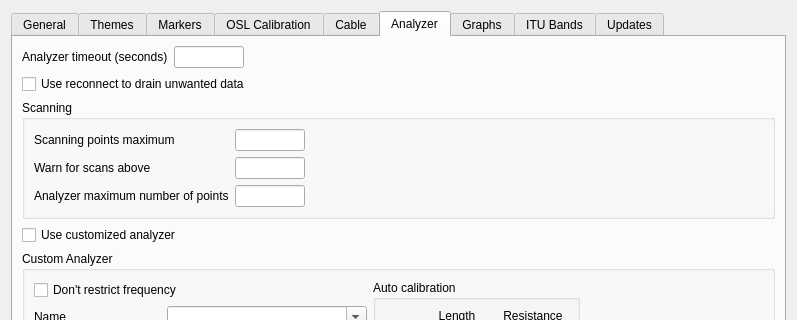
First picture: the form in desktop/settings.ui, repository K4HEZ/AntScopeZ, before the edit; both pictures show x 0 to 797 and y 0 to 320 of the 797 by 610 pixel window.
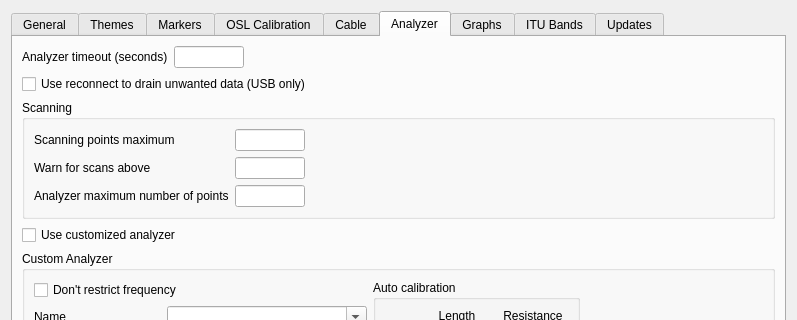
Second picture: the form after the edit. The open tabs and pages were chosen to show the change. Custom widgets are drawn as their Qt base class.

Commit message: BLE always drains by waiting; reconnect-to-drain USB/serial only; refresh drain watchdog per point

Patch:
```diff
--- a/desktop/settings.ui
+++ b/desktop/settings.ui
@@ -1758,7 +1758,7 @@
 discards queued data -- only that AntScopeZ resyncs).</string>
          </property>
          <property name="text">
-          <string>Use reconnect to drain unwanted data</string>
+          <string>Use reconnect to drain unwanted data (USB only)</string>
          </property>
         </widget>
        </item>
```
Left out of the diff: 4 changed lines with no effect on the pictures. The commit also changes 4 other files.
